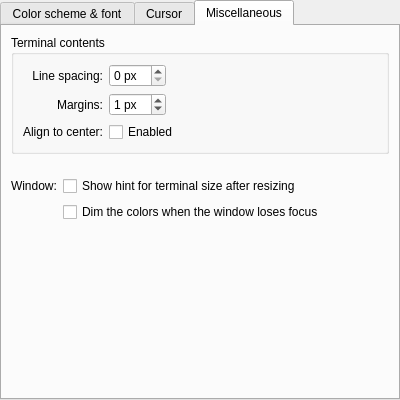
First picture: the form in src/widgets/EditProfileAppearancePage.ui, repository KDE/konsole, before the edit.
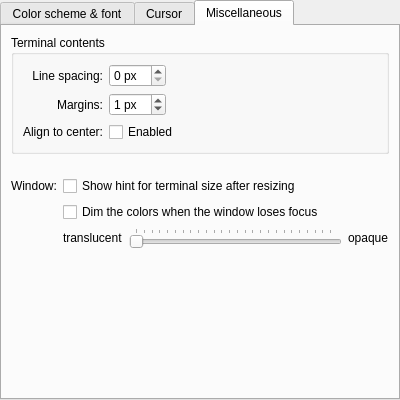
Second picture: the form after the edit. The open tabs and pages were chosen to show the change. Custom widgets are drawn as their Qt base class.

Commit message:
New profile setting: value of the dim color
This adds the a configuration option for the amount of alpha channel
we can use for konsole when in Dim inactive mode. Me and Sipos Miklos
implemented this together.

What changed in the file:
```diff
--- a/src/widgets/EditProfileAppearancePage.ui
+++ b/src/widgets/EditProfileAppearancePage.ui
@@ -469,12 +469,9 @@
       <attribute name="title">
        <string comment="Items that do not fit in other categories">Miscellaneous</string>
       </attribute>
-      <layout class="QVBoxLayout" name="verticalLayout_3">
-       <property name="spacing">
-        <number>0</number>
-       </property>
+      <layout class="QVBoxLayout" name="verticalLayout_2">
        <item>
-        <layout class="QGridLayout" name="miscTabLayout" columnstretch="0,1">
+        <layout class="QGridLayout" name="miscTabLayout" columnstretch="0,0,0">
          <property name="spacing">
           <number>6</number>
          </property>
@@ -620,22 +617,6 @@
            </layout>
           </widget>
          </item>
-         <item row="1" column="1">
-          <spacer>
-           <property name="orientation">
-            <enum>Qt::Vertical</enum>
-           </property>
-           <property name="sizeType">
-            <enum>QSizePolicy::Fixed</enum>
-           </property>
-           <property name="sizeHint" stdset="0">
-            <size>
-             <width>20</width>
-             <height>16</height>
-            </size>
-           </property>
-          </spacer>
-         </item>
          <item row="2" column="0" alignment="Qt::AlignRight|Qt::AlignVCenter">
           <widget class="QLabel" name="label">
            <property name="text">
@@ -643,15 +624,21 @@
            </property>
           </widget>
          </item>
-         <item row="2" column="1">
-          <widget class="QCheckBox" name="showTerminalSizeHintButton">
-           <property name="toolTip">
-            <string>Show terminal size in columns and lines in the center of window after resizing</string>
+         <item row="1" column="1">
+          <spacer>
+           <property name="orientation">
+            <enum>Qt::Vertical</enum>
            </property>
-           <property name="text">
-            <string>Show hint for terminal size after resizing</string>
+           <property name="sizeType">
+            <enum>QSizePolicy::Fixed</enum>
            </property>
-          </widget>
+           <property name="sizeHint" stdset="0">
+            <size>
+             <width>20</width>
+             <height>16</height>
+            </size>
+           </property>
+          </spacer>
          </item>
          <item row="3" column="1">
           <widget class="QCheckBox" name="dimWhenInactiveCheckbox">
@@ -663,6 +650,47 @@
            </property>
           </widget>
          </item>
+         <item row="2" column="1">
+          <widget class="QCheckBox" name="showTerminalSizeHintButton">
+           <property name="toolTip">
+            <string>Show terminal size in columns and lines in the center of window after resizing</string>
+           </property>
+           <property name="text">
+            <string>Show hint for terminal size after resizing</string>
+           </property>
+          </widget>
+         </item>
+         <item row="4" column="1">
+          <layout class="QHBoxLayout" name="horizontalLayout">
+           <item>
+            <widget class="QLabel" name="label_9">
+             <property name="text">
+              <string>translucent</string>
+             </property>
+            </widget>
+           </item>
+           <item>
+            <widget class="QSlider" name="dimValue">
+             <property name="maximum">
+              <number>255</number>
+             </property>
+             <property name="orientation">
+              <enum>Qt::Horizontal</enum>
+             </property>
+             <property name="tickPosition">
+              <enum>QSlider::TicksAbove</enum>
+             </property>
+            </widget>
+           </item>
+           <item>
+            <widget class="QLabel" name="label_6">
+             <property name="text">
+              <string>opaque</string>
+             </property>
+            </widget>
+           </item>
+          </layout>
+         </item>
         </layout>
        </item>
        <item>
```
Left out of the diff: 2 changed lines with no effect on the pictures. The commit also changes 6 other files.
